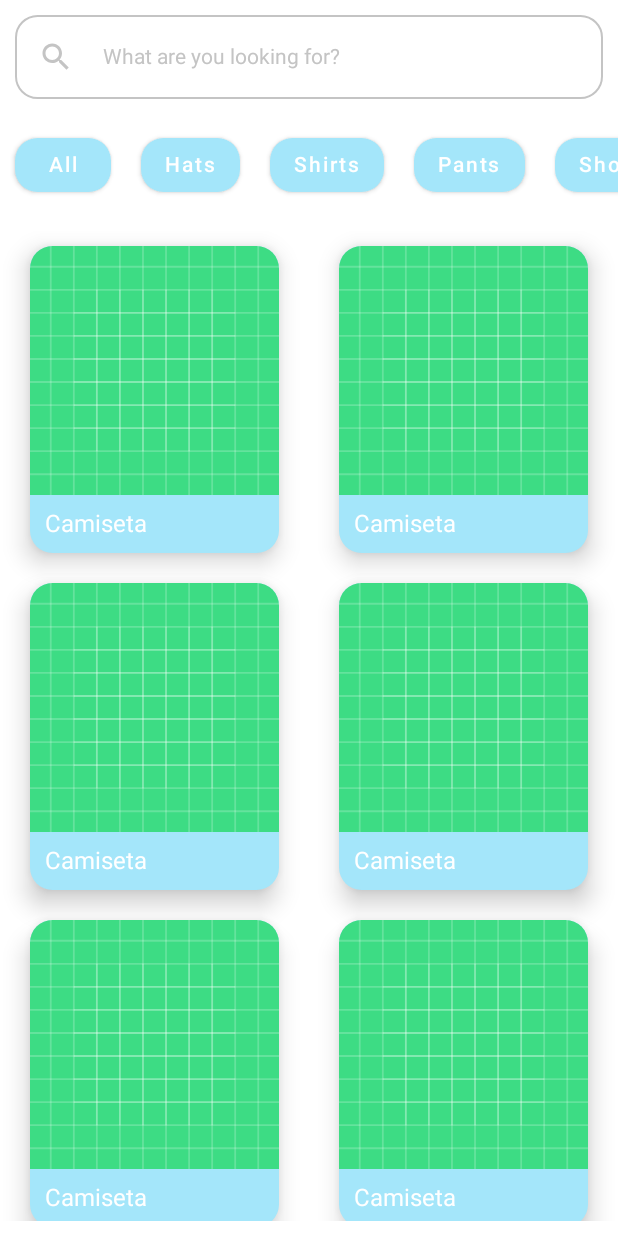
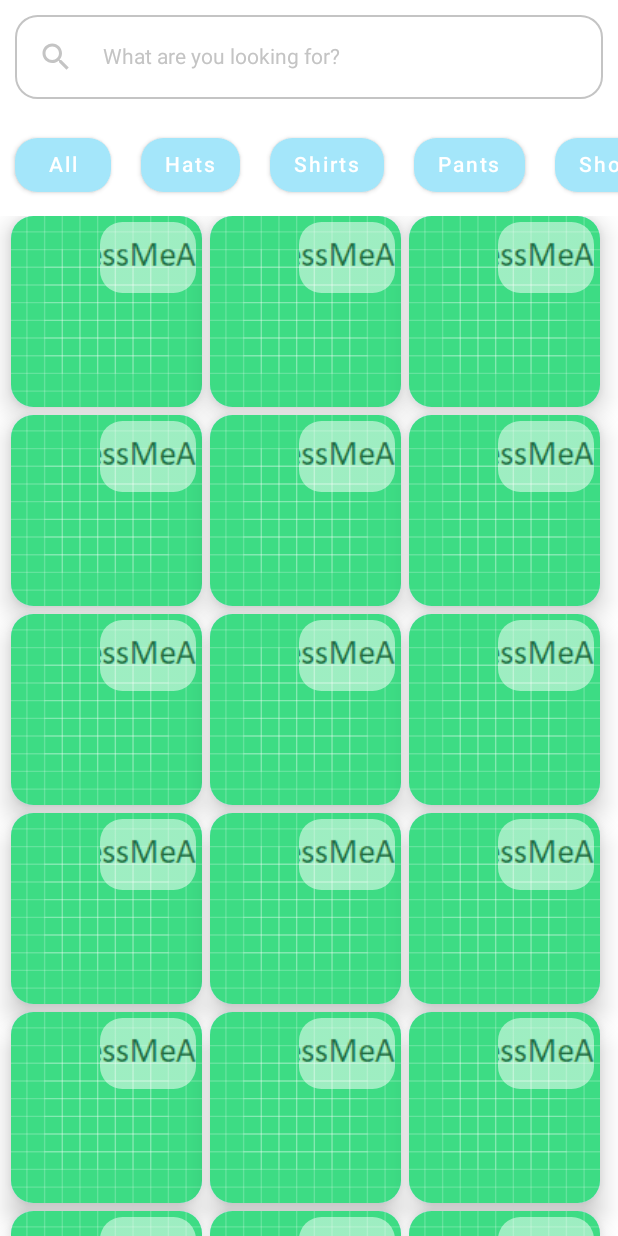
Before and after one commit to migueldemollet/DressMeApp, an Android app built with Jetpack Compose: the screen it shows after launch (MainActivity), on a phone screen of 412 x 824 dp. Run offline under Robolectric (Android 15) with nearby library versions, the phone set to English and light mode, and no system bars.

Commit message:
Changing mainScreen design

```diff
--- a/App/app/src/main/java/com/migueldemollet/dressmeapp/ClotheActivity.kt
+++ b/App/app/src/main/java/com/migueldemollet/dressmeapp/ClotheActivity.kt
@@ -35,41 +35,40 @@ class ClotheActivity : ComponentActivity() {
                 ) {
                     val screenWidth = LocalConfiguration.current.screenWidthDp.dp
                     val screenHeight = LocalConfiguration.current.screenHeightDp.dp
-                    val garment = Garment("Nombre del producto","Producto muy chulo",painterResource(id = R.drawable.ic_launcher_background))
+                    val garment = Garment("Nombre del producto","Producto muy chulo",painterResource(id = R.drawable.ic_launcher_background), painterResource(id = R.drawable.ic_launcher_background))
                     ProductScreen(screenWidth,screenHeight,garment)
                 }
             }
         }
     }
 }
+
 @Composable
-fun ImageSection(screenWidth: Dp, screenHeight: Dp,garment: Garment)
-{
+fun ImageSection(screenWidth: Dp, screenHeight: Dp,garment: Garment) {
     Column(
         horizontalAlignment = Alignment.CenterHorizontally
     ) {
         ProductBox(screenWidth = screenWidth, screenHeight = screenHeight, garment)
         val img = painterResource(id = R.drawable.ic_launcher_background)
+        val dress_img = painterResource(id = R.drawable.dress_me_app)
         val garments: List<Garment> = listOf(
-            Garment("Camiseta", "Camistea larga", img),
-            Garment("Camiseta", "Camistea larga", img),
-            Garment("Camiseta", "Camistea larga", img),
-            Garment("Camiseta", "Camistea larga", img),
-            Garment("Camiseta", "Camistea larga", img),
-            Garment("Camiseta", "Camistea larga", img),
-            Garment("Camiseta", "Camistea larga", img),
-            Garment("Camiseta", "Camistea larga", img),
-            Garment("Camiseta", "Camistea larga", img)
+            Garment("Camiseta", "Camistea larga", img, dress_img),
+            Garment("Camiseta", "Camistea larga", img, dress_img),
+            Garment("Camiseta", "Camistea larga", img, dress_img),
+            Garment("Camiseta", "Camistea larga", img, dress_img),
+            Garment("Camiseta", "Camistea larga", img, dress_img),
+            Garment("Camiseta", "Camistea larga", img, dress_img),
+            Garment("Camiseta", "Camistea larga", img, dress_img),
+            Garment("Camiseta", "Camistea larga", img, dress_img),
+            Garment("Camiseta", "Camistea larga", img, dress_img),
         )
         ProductRecomendations(screenWidth = screenWidth, screenHeight = screenHeight, garments)
         TrySection(screenWidth,screenHeight)
     }
+}
 
-
-}
 @Composable
-fun ProductRecomendations(screenWidth: Dp, screenHeight: Dp,garments: List<Garment>)
-{
+fun ProductRecomendations(screenWidth: Dp, screenHeight: Dp,garments: List<Garment>) {
     LazyRow(
         modifier = Modifier
             .height(200.dp)
@@ -90,12 +89,11 @@ fun TryButton(text: String) {
 
 
 }
+
 @Composable
-fun TrySection(screenWidth: Dp,screenHeight: Dp)
-{
+fun TrySection(screenWidth: Dp,screenHeight: Dp) {
     Row(
-        modifier = Modifier.width(screenWidth)
-        ,
+        modifier = Modifier.width(screenWidth),
         horizontalArrangement = Arrangement.Center
     )
     {
@@ -113,8 +111,8 @@ fun TrySection(screenWidth: Dp,screenHeight: Dp)
             Text("PROBAR")
         }
     }
+}
 
-}
 @Composable
 fun ProductBox(screenWidth: Dp, screenHeight: Dp, garment: Garment) {
     Card(
@@ -161,7 +159,7 @@ fun DefaultPreview2() {
             val screenWidth = LocalConfiguration.current.screenWidthDp.dp
             val screenHeight = LocalConfiguration.current.screenHeightDp.dp
             //Voy a suponer que cuando clickemos en un producto y lo despleguemos, le pasemos la
-            val garment = Garment("Nombre del producto","Producto muy chulo",painterResource(id = R.drawable.ic_launcher_background))
+            val garment = Garment("Nombre del producto","Producto muy chulo",painterResource(id = R.drawable.ic_launcher_background), painterResource(id = R.drawable.ic_launcher_background))
             ProductScreen(screenWidth = screenWidth, screenHeight = screenHeight,garment)
         }
 
--- a/App/app/src/main/java/com/migueldemollet/dressmeapp/MainActivity.kt
+++ b/App/app/src/main/java/com/migueldemollet/dressmeapp/MainActivity.kt
@@ -1,5 +1,6 @@
 package com.migueldemollet.dressmeapp
 
+import android.content.res.Configuration
 import android.os.Bundle
 import androidx.activity.ComponentActivity
 import androidx.activity.compose.setContent
@@ -18,6 +19,7 @@ import androidx.compose.runtime.mutableStateOf
 import androidx.compose.runtime.remember
 import androidx.compose.ui.Alignment
 import androidx.compose.ui.Modifier
+import androidx.compose.ui.draw.clip
 import androidx.compose.ui.graphics.Color
 import androidx.compose.ui.graphics.painter.Painter
 import androidx.compose.ui.layout.ContentScale
@@ -61,7 +63,7 @@ class MainActivity : ComponentActivity() {
     }
 }
 
-data class Garment(val title: String, val description: String, val image: Painter)
+data class Garment(val title: String, val description: String, val image: Painter, val image2: Painter)
 
 @Composable
 fun MainScreen(screenWidth: Dp, screenHeight: Dp) {
@@ -69,19 +71,32 @@ fun MainScreen(screenWidth: Dp, screenHeight: Dp) {
         FilterSection()
 
         val img = painterResource(id = R.drawable.ic_launcher_background)
+        val dress_img = painterResource(id = R.drawable.dress_me_app)
         val garments: List<Garment> = listOf(
-            Garment("Camiseta", "Camistea larga", img),
-            Garment("Camiseta", "Camistea larga", img),
-            Garment("Camiseta", "Camistea larga", img),
-            Garment("Camiseta", "Camistea larga", img),
-            Garment("Camiseta", "Camistea larga", img),
-            Garment("Camiseta", "Camistea larga", img),
-            Garment("Camiseta", "Camistea larga", img),
-            Garment("Camiseta", "Camistea larga", img),
-            Garment("Camiseta", "Camistea larga", img),
-            Garment("Camiseta", "Camistea larga", img),
-            Garment("Camiseta", "Camistea larga", img),
-            Garment("Camiseta", "Camistea larga", img),
+            Garment("Camiseta", "Camistea larga", img, dress_img),
+            Garment("Camiseta", "Camistea larga", img, dress_img),
+            Garment("Camiseta", "Camistea larga", img, dress_img),
+            Garment("Camiseta", "Camistea larga", img, dress_img),
+            Garment("Camiseta", "Camistea larga", img, dress_img),
+            Garment("Camiseta", "Camistea larga", img, dress_img),
+            Garment("Camiseta", "Camistea larga", img, dress_img),
+            Garment("Camiseta", "Camistea larga", img, dress_img),
+            Garment("Camiseta", "Camistea larga", img, dress_img),
+            Garment("Camiseta", "Camistea larga", img, dress_img),
+            Garment("Camiseta", "Camistea larga", img, dress_img),
+            Garment("Camiseta", "Camistea larga", img, dress_img),
+            Garment("Camiseta", "Camistea larga", img, dress_img),
+            Garment("Camiseta", "Camistea larga", img, dress_img),
+            Garment("Camiseta", "Camistea larga", img, dress_img),
+            Garment("Camiseta", "Camistea larga", img, dress_img),
+            Garment("Camiseta", "Camistea larga", img, dress_img),
+            Garment("Camiseta", "Camistea larga", img, dress_img),
+            Garment("Camiseta", "Camistea larga", img, dress_img),
+            Garment("Camiseta", "Camistea larga", img, dress_img),
+            Garment("Camiseta", "Camistea larga", img, dress_img),
+            Garment("Camiseta", "Camistea larga", img, dress_img),
+            Garment("Camiseta", "Camistea larga", img, dress_img),
+            Garment("Camiseta", "Camistea larga", img, dress_img),
         )
         BoxComponent(garments = garments, screenWidth = screenWidth, screenHeight = screenHeight)
     }
@@ -190,12 +205,13 @@ fun FilterSection(){
 
 @Composable
 fun BoxComponent(garments: List<Garment>, screenWidth: Dp, screenHeight: Dp) {
-    var widthComponent = screenWidth / 2 - 40.dp
-    LazyColumn(modifier = Modifier.padding(10.dp)) {
-        items(garments.windowed(2,2, true)) { garment ->
+    val widthComponent = screenWidth / 3 - 10.dp
+    LazyColumn() {
+        items(garments.windowed(3,3, true)) { garment ->
             Row(modifier = Modifier
-                .fillMaxWidth(),
-                horizontalArrangement = Arrangement.SpaceBetween
+                .fillMaxWidth()
+                .padding(bottom = 5.dp),
+                horizontalArrangement = Arrangement.Center
             ) {
                 garment.forEach {
                     CardBox(it, widthComponent, screenHeight)
@@ -209,7 +225,7 @@ fun BoxComponent(garments: List<Garment>, screenWidth: Dp, screenHeight: Dp) {
 fun CardBox(garment: Garment, componentWidth: Dp, componentHeight: Dp){
     Card(
         modifier = Modifier
-            .padding(10.dp)
+            .padding(end = 5.dp)
             .width(componentWidth)
             .clickable(onClick = { /*TODO*/ }),
         shape = RoundedCornerShape(15.dp),
@@ -217,7 +233,9 @@ fun CardBox(garment: Garment, componentWidth: Dp, componentHeight: Dp){
         backgroundColor = MaterialTheme.colors.primary
 
     ) {
-        Column() {
+        Box(
+            contentAlignment = Alignment.TopEnd,
+        ) {
             Image(
                 painter = garment.image,
                 contentDescription = "",
@@ -225,17 +243,23 @@ fun CardBox(garment: Garment, componentWidth: Dp, componentHeight: Dp){
                 contentScale = ContentScale.Crop,
                 alignment = Alignment.Center
             )
-            Text(
-                text = garment.title,
-                color = MaterialTheme.colors.onPrimary,
-                modifier = Modifier.padding(10.dp)
+            Image(
+                painter = garment.image2,
+                contentDescription = "",
+                modifier = Modifier
+                    .padding(4.dp)
+                    .width(componentWidth / 2)
+                    .clip(RoundedCornerShape(15.dp)),
+                contentScale = ContentScale.Crop,
+                alignment = Alignment.Center,
+                alpha = 0.5f
             )
         }
     }
 }
 
 @Preview(showSystemUi = true)
-@Preview(showBackground = true)
+@Preview(showSystemUi = true, uiMode = Configuration.UI_MODE_NIGHT_YES)
 @Composable
 fun DefaultPreview() {
     DressMeAppTheme {
```
Also changed, not shown: App/app/src/main/res/drawable/dress_me_app.png (added).
